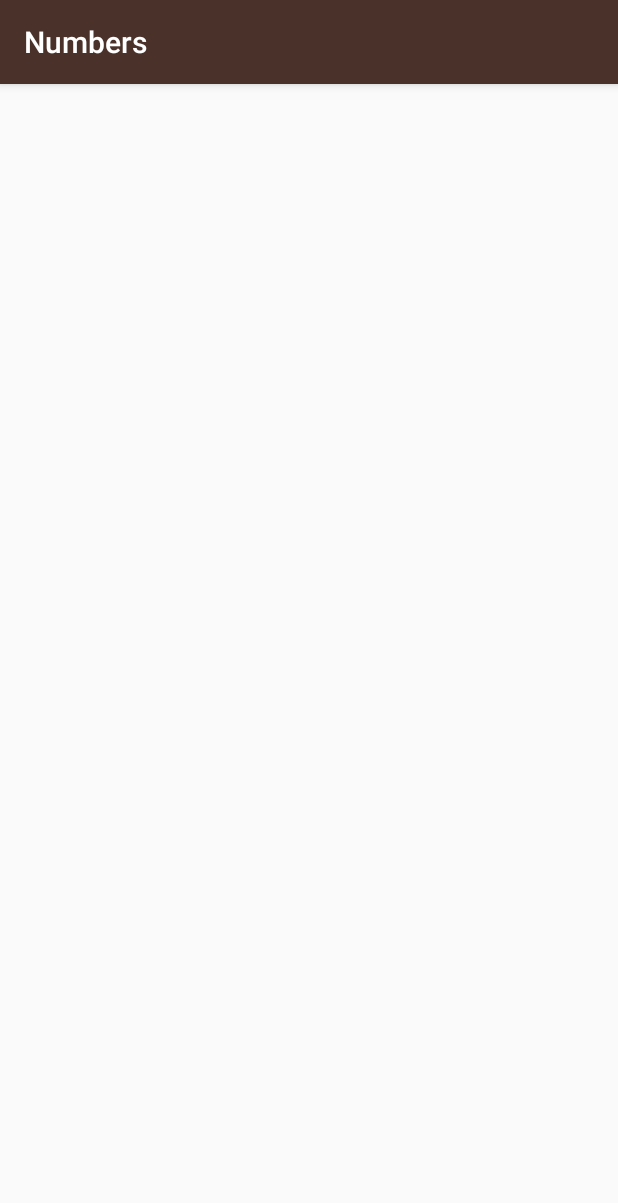
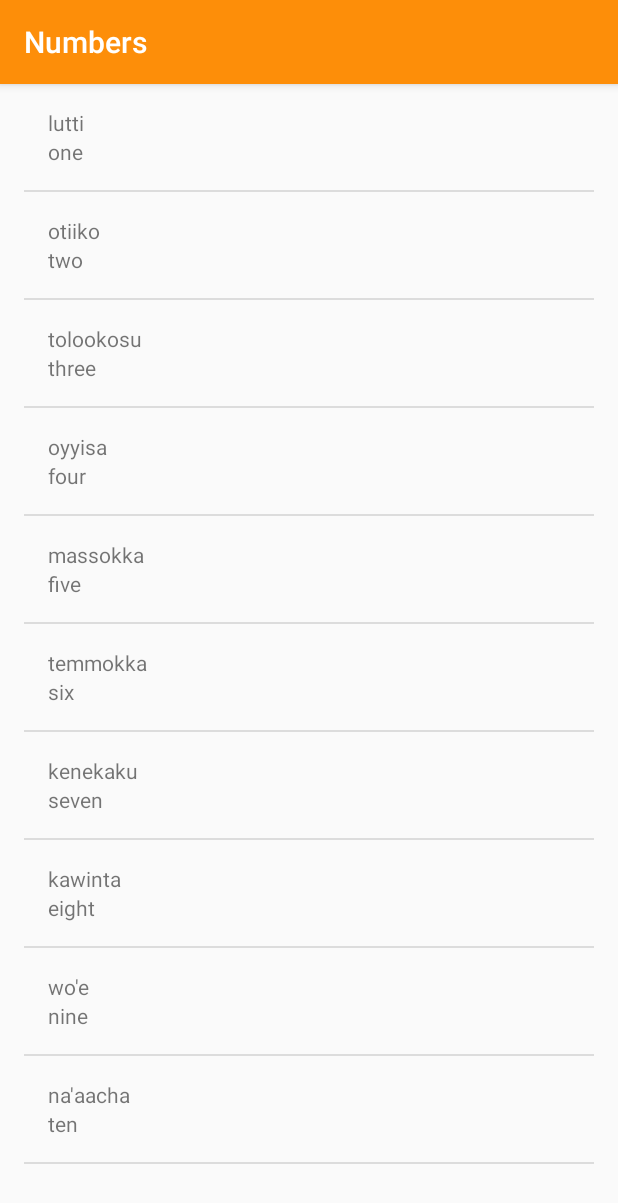
Before and after one commit to nayantiwariofficial/Android-Basics, an Android app: the screen it shows after launch (NumbersActivity), after a tap on "Numbers", on a phone screen of 412 x 824 dp. Shown: the top 1203 px of the screen. Run offline under Robolectric (Android 15) with nearby library versions, the phone set to English and light mode, and no system bars.

Commit message:
Now shows word translation
Now shows word translation

```diff
--- /dev/null
+++ b/ud839_Miwok-Starter-code/app/src/main/java/com/example/android/miwok/ColorWrapper.java
@@ -0,0 +1,37 @@
+package com.example.android.miwok;
+
+import android.graphics.drawable.ColorDrawable;
+import android.graphics.drawable.Drawable;
+
+import java.io.Serializable;
+
+/**
+ * Created by nayantiwari on 5/23/17.
+ */
+
+public class ColorWrapper implements Serializable {
+
+    private int drawable;
+
+    public ColorWrapper() {
+    }
+
+    public ColorWrapper(Drawable drawable) {
+        if (drawable instanceof ColorDrawable) {
+            ColorDrawable colorDrawable  = (ColorDrawable) drawable;
+            this.drawable = colorDrawable.getColor();
+        }
+    }
+
+    public ColorDrawable getColorDrawable(){
+        return new ColorDrawable(drawable);
+    }
+
+    public int getDrawable() {
+        return drawable;
+    }
+
+    public void setDrawable(int drawable) {
+        this.drawable = drawable;
+    }
+}
--- a/ud839_Miwok-Starter-code/app/src/main/java/com/example/android/miwok/MainActivity.java
+++ b/ud839_Miwok-Starter-code/app/src/main/java/com/example/android/miwok/MainActivity.java
@@ -20,7 +20,8 @@ import android.os.Bundle;
 import android.support.v7.app.AppCompatActivity;
 import android.view.View;
 import android.widget.TextView;
-import android.widget.Toast;
+
+import static com.example.android.miwok.R.id.numbers;
 
 public class MainActivity extends AppCompatActivity {
 
@@ -31,40 +32,43 @@ public class MainActivity extends AppCompatActivity {
         // Set the content of the activity to use the activity_main.xml layout file
         setContentView(R.layout.activity_main);
 
-        TextView numbers = (TextView) findViewById(R.id.numbers);
-        numbers.setOnClickListener(new View.OnClickListener() {
+//        final TextView numbers = (TextView) findViewById(R.id.numbers);
+//        numbers.setOnClickListener(this);
+//        final TextView phrase = (TextView) findViewById(R.id.phrases);
+//        phrase.setOnClickListener(this);
+//
+//        final TextView family = (TextView) findViewById(R.id.family);
+//        family.setOnClickListener(this);
+//
+//        final TextView color = (TextView) findViewById(R.id.colors);
+//        color.setOnClickListener(this);
+
+        final TextView numberTextView = (TextView) findViewById(numbers);
+        numberTextView.setOnClickListener(new View.OnClickListener() {
             @Override
             public void onClick(View view) {
-                Intent numberIntent = new Intent(MainActivity.this, NumbersActivity.class);
-                startActivity(numberIntent);
-            }
-        });
-
-        TextView phrase = (TextView) findViewById(R.id.phrases);
-        phrase.setOnClickListener(new View.OnClickListener() {
-            @Override
-            public void onClick(View view) {
-                Intent phraseIntent = new Intent(MainActivity.this, PhraseActivity.class);
-                startActivity(phraseIntent);
-            }
-        });
-
-        TextView family = (TextView) findViewById(R.id.family);
-        family.setOnClickListener(new View.OnClickListener() {
-            @Override
-            public void onClick(View view) {
-                Intent familyIntent = new Intent(MainActivity.this, FamilyMem.class);
-                startActivity(familyIntent);
-            }
-        });
-
-        final TextView color = (TextView) findViewById(R.id.colors);
-        color.setOnClickListener(new View.OnClickListener() {
-            @Override
-            public void onClick(View view) {
-                Intent colorIntent = new Intent(MainActivity.this, ColorActivity.class);
-                startActivity(colorIntent);
+                loadActivity(numberTextView);
             }
         });
     }
+
+//    @Override
+//    public void onClick(View view) {
+//        switch (view.getId()){
+//            case R.id.numbers:
+//            case R.id.phrases:
+//            case R.id.family:
+//            case R.id.colors:
+//                loadActivity((TextView) view);
+//                break;
+//        }
+//    }
+
+    private void loadActivity(TextView textView){
+        Intent intent = new Intent(MainActivity.this, NumbersActivity.class);
+        intent.putExtra("NUMBER_KEY", textView.getText().toString());
+//        intent.putExtra("COLOR_KEY", ((ColorDrawable)textView.getBackground()).getColor());
+        intent.putExtra("COLOR_DRAWABLE_KEY", new ColorWrapper(textView.getBackground()));
+        startActivity(intent);
+    }
 }
--- a/ud839_Miwok-Starter-code/app/src/main/java/com/example/android/miwok/NumbersActivity.java
+++ b/ud839_Miwok-Starter-code/app/src/main/java/com/example/android/miwok/NumbersActivity.java
@@ -1,25 +1,57 @@
 package com.example.android.miwok;
 
+import android.content.Intent;
+import android.support.v7.app.ActionBar;
 import android.support.v7.app.AppCompatActivity;
 import android.os.Bundle;
 import android.util.Log;
-import android.view.View;
-import android.widget.Toast;
+import android.widget.ArrayAdapter;
+import android.widget.ListView;
+import android.widget.TextView;
 
-import static android.view.View.*;
+import java.util.ArrayList;
 
-public class NumbersActivity extends AppCompatActivity{
+import static com.example.android.miwok.R.id.rootView;
+
+public class NumbersActivity extends AppCompatActivity {
     private static final String TAG = "MainActivity";
 
     @Override
     protected void onCreate(Bundle savedInstanceState) {
         super.onCreate(savedInstanceState);
+        String number_key;
+        setContentView(R.layout.activity_numbers);
 
-        setContentView(R.layout.activity_numbers);
+        Intent intent = getIntent();
+        Bundle extras = intent.getExtras();
+        number_key = extras.getString("NUMBER_KEY");
+        setTitle(number_key);
+
+        ActionBar supportActionBar = getSupportActionBar();
+        Object drawable_key = extras.get("COLOR_DRAWABLE_KEY");
+        ColorWrapper colorWrapper = (ColorWrapper) drawable_key;
+        assert supportActionBar != null;
+        supportActionBar.setBackgroundDrawable(colorWrapper.getColorDrawable());
+
+        ArrayList<Word> stringArrayList = new ArrayList<Word>();
+        stringArrayList.add(new Word("one","lutti"));
+        stringArrayList.add(new Word("two","otiiko"));
+        stringArrayList.add(new Word("three","tolookosu"));
+        stringArrayList.add(new Word("four","oyyisa"));
+        stringArrayList.add(new Word("five","massokka"));
+        stringArrayList.add(new Word("six","temmokka"));
+        stringArrayList.add(new Word("seven","kenekaku"));
+        stringArrayList.add(new Word("eight","kawinta"));
+        stringArrayList.add(new Word("nine","wo'e"));
+        stringArrayList.add(new Word("ten","na'aacha"));
+
+        WordAdapter itemsAdapter = new WordAdapter(this, stringArrayList);
+        ListView rootView = (ListView) findViewById(R.id.rootView);
+//        for (int i = 0; i < stringArrayList.size(); i++) {
+//            TextView wordView = new TextView(this);
+//            wordView.setText(stringArrayList.get(i));
+//            rootView.addView(wordView);
+//        }
+        rootView.setAdapter(itemsAdapter);
     }
-
-//    @Override
-//    public void onClick(View view) {
-//        Toast.makeText(view.getContext(), "This is the implementation of onClick()", Toast.LENGTH_SHORT).show();
-//    }
 }
--- /dev/null
+++ b/ud839_Miwok-Starter-code/app/src/main/java/com/example/android/miwok/Word.java
@@ -0,0 +1,30 @@
+package com.example.android.miwok;
+
+import android.content.Context;
+import android.util.Log;
+
+import java.util.ArrayList;
+
+import static android.content.ContentValues.TAG;
+
+/**
+ * Created by nayantiwari on 5/25/17.
+ */
+
+public class Word {
+    private String mDefaultTranslation;
+    private String mMiwokTranslation;
+
+    public Word(String defaultTranslation, String miwokTranslation) {
+        mDefaultTranslation = defaultTranslation;
+        mMiwokTranslation = miwokTranslation;
+    }
+
+    public String getDefaultTranslation() {
+        return mDefaultTranslation;
+    }
+
+    public String getMiwokTranslation() {
+        return mMiwokTranslation;
+    }
+}
--- /dev/null
+++ b/ud839_Miwok-Starter-code/app/src/main/java/com/example/android/miwok/WordAdapter.java
@@ -0,0 +1,47 @@
+package com.example.android.miwok;
+
+import android.app.Activity;
+import android.support.annotation.NonNull;
+import android.support.annotation.Nullable;
+import android.util.Log;
+import android.view.LayoutInflater;
+import android.view.View;
+import android.view.ViewGroup;
+import android.widget.ArrayAdapter;
+import android.widget.TextView;
+
+import java.util.ArrayList;
+
+import static android.content.ContentValues.TAG;
+
+/**
+ * Created by nayantiwari on 5/25/17.
+ */
+
+public class WordAdapter extends ArrayAdapter<Word> {
+
+    public WordAdapter(Activity context, ArrayList<Word> words){
+        super(context, 0, words);
+    }
+    @NonNull
+    @Override
+    public View getView(int position, @Nullable View convertView, @NonNull ViewGroup parent) {
+        View listItemView = convertView;
+        if(listItemView==null){
+            listItemView = LayoutInflater.from(getContext()).inflate(
+                    R.layout.list_item, parent, false);
+        }
+
+        Word currentWord = getItem(position);
+
+        TextView nameTextView = (TextView) listItemView.findViewById(R.id.default_text_view);
+        Log.i(TAG, "getView: "+ "WE    ARE      SOMEWHERE");
+        nameTextView.setText(currentWord.getDefaultTranslation());
+
+        TextView numberTextView = (TextView) listItemView.findViewById(R.id.miwok_text_view);
+        Log.i(TAG, "getView: "+ "WE    ARE      SOMEWHERE");
+        numberTextView.setText(currentWord.getMiwokTranslation());
+
+        return listItemView;
+    }
+}
--- a/ud839_Miwok-Starter-code/app/src/main/res/layout/activity_numbers.xml
+++ b/ud839_Miwok-Starter-code/app/src/main/res/layout/activity_numbers.xml
@@ -1,9 +1,14 @@
 <?xml version="1.0" encoding="utf-8"?>
-<android.support.constraint.ConstraintLayout xmlns:android="http://schemas.android.com/apk/res/android"
+<ListView xmlns:android="http://schemas.android.com/apk/res/android"
     xmlns:app="http://schemas.android.com/apk/res-auto"
     xmlns:tools="http://schemas.android.com/tools"
     android:layout_width="match_parent"
     android:layout_height="match_parent"
+    android:paddingBottom="16dp"
+    android:paddingLeft="16dp"
+    android:paddingRight="16dp"
+    android:orientation="vertical"
+    android:id="@+id/rootView"
     tools:context="com.example.android.miwok.NumbersActivity">
 
-</android.support.constraint.ConstraintLayout>
+</ListView>
--- /dev/null
+++ b/ud839_Miwok-Starter-code/app/src/main/res/layout/list_item.xml
@@ -0,0 +1,21 @@
+<?xml version="1.0" encoding="utf-8"?>
+<LinearLayout xmlns:android="http://schemas.android.com/apk/res/android"
+    xmlns:tools="http://schemas.android.com/tools"
+    android:layout_width="match_parent"
+    android:layout_height="match_parent"
+    android:orientation="vertical"
+    android:padding="16dp">
+
+    <TextView
+        android:id="@+id/miwok_text_view"
+        android:layout_width="match_parent"
+        android:layout_height="wrap_content"
+        tools:text="lutti"/>
+
+    <TextView
+        android:id="@+id/default_text_view"
+        android:layout_width="match_parent"
+        android:layout_height="wrap_content"
+        tools:text="one"/>
+
+</LinearLayout>
```
Also changed, not shown: ud839_Miwok-Starter-code/app/src/main/AndroidManifest.xml (+5 -4 lines), ud839_Miwok-Starter-code/app/src/main/java/com/example/android/miwok/GeneralActivity.java (added, +48 -0 lines), ud839_Miwok-Starter-code/app/src/main/res/values/strings.xml (+13 -0 lines), ud839_Miwok-Starter-code/app/src/main/java/com/example/android/miwok/NumbersClickListener.java (deleted).
